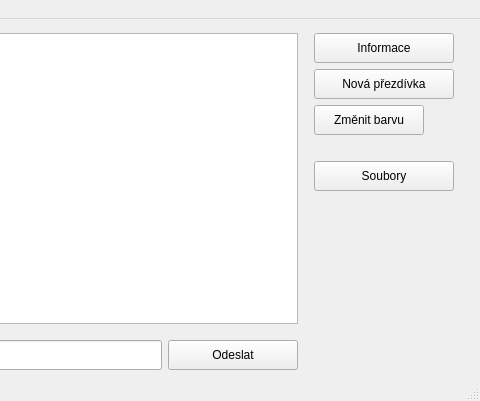
Qt form crypto_chat/chatwindow.ui (RxiPland/crypto_chat) before a commit; both pictures show x 210 to 690 and y 0 to 401 of the 690 by 401 pixel window.
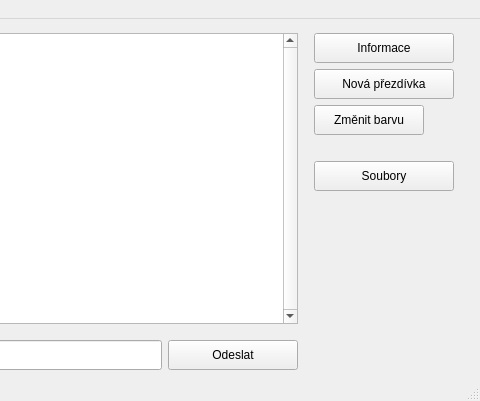
The same form after that commit. Icons and pictures are not drawn.

```diff
--- a/crypto_chat/chatwindow.ui
+++ b/crypto_chat/chatwindow.ui
@@ -59,6 +59,12 @@
           <property name="focusPolicy">
            <enum>Qt::NoFocus</enum>
           </property>
+          <property name="verticalScrollBarPolicy">
+           <enum>Qt::ScrollBarAlwaysOn</enum>
+          </property>
+          <property name="horizontalScrollBarPolicy">
+           <enum>Qt::ScrollBarAlwaysOff</enum>
+          </property>
           <property name="html">
            <string>&lt;!DOCTYPE HTML PUBLIC &quot;-//W3C//DTD HTML 4.0//EN&quot; &quot;http://www.w3.org/TR/REC-html40/strict.dtd&quot;&gt;
 &lt;html&gt;&lt;head&gt;&lt;meta name=&quot;qrichtext&quot; content=&quot;1&quot; /&gt;&lt;meta charset=&quot;utf-8&quot; /&gt;&lt;style type=&quot;text/css&quot;&gt;
```
